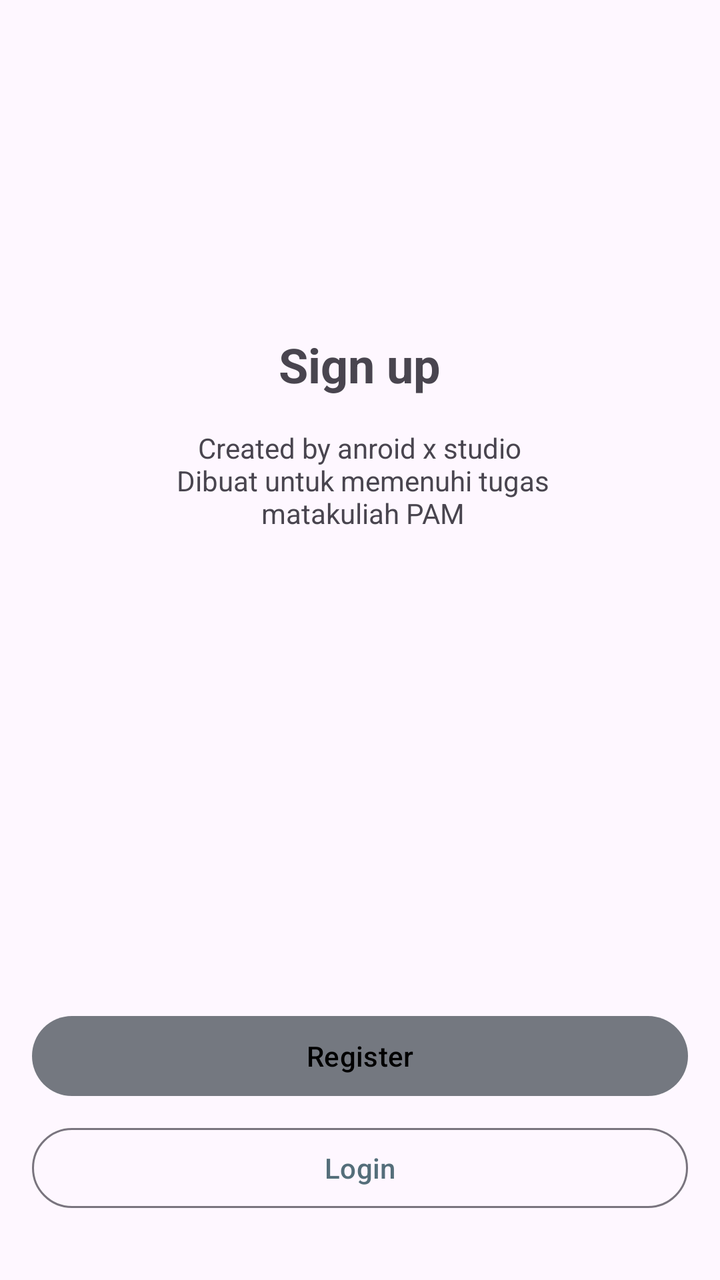
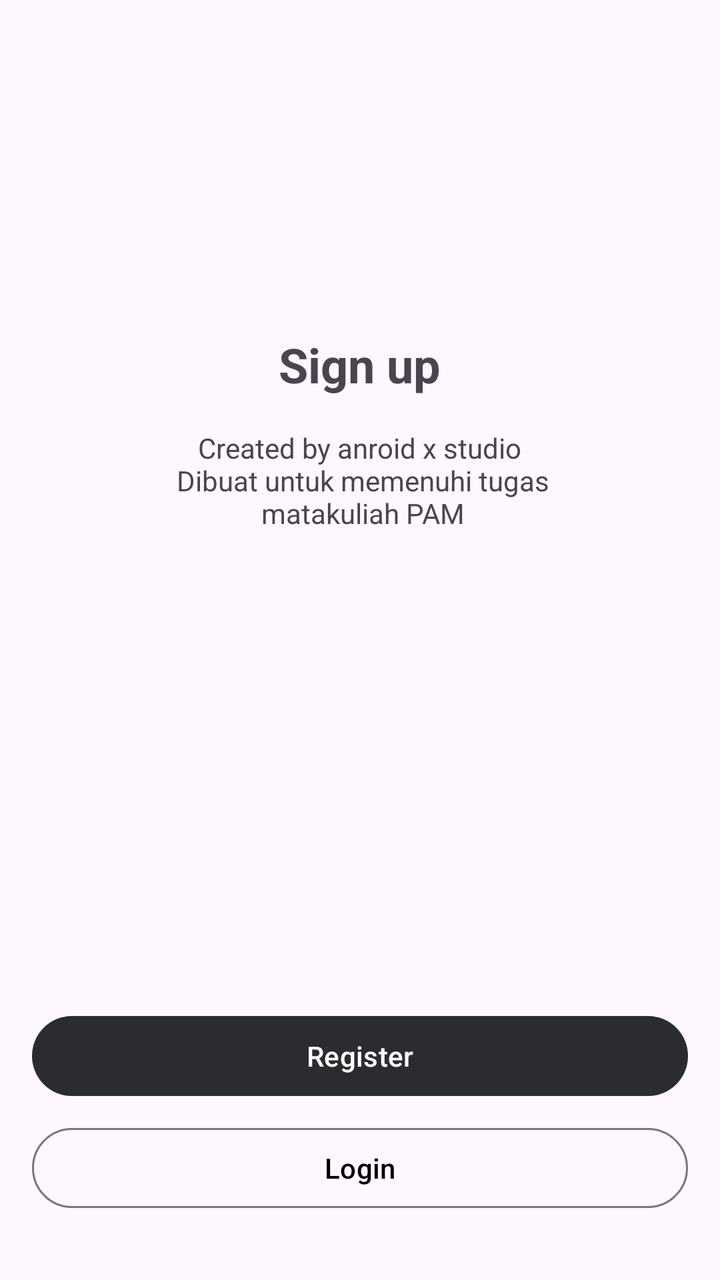

The first picture is an Android layout as it rendered before a commit; the second is the same layout after the commit. The layout source and the unified diff follow.
<!-- AndroidManifest.xml: application theme Theme.MesenMakanan -->
<!-- res/layout/activity_welcome.xml -->
<?xml version="1.0" encoding="utf-8"?>
<RelativeLayout xmlns:android="http://schemas.android.com/apk/res/android"
    xmlns:tools="http://schemas.android.com/tools"
    android:layout_width="match_parent"
    android:layout_height="match_parent"
    android:padding="16dp"
    tools:context=".WelcomeActivity">

    <TextView
        android:id="@+id/text_sign_up"
        android:layout_width="wrap_content"
        android:layout_height="wrap_content"
        android:text="Sign up"
        android:textSize="24sp"
        android:textStyle="bold"
        android:layout_centerHorizontal="true"
        android:layout_marginTop="150dp"/>

    <TextView
        android:id="@+id/text_description"
        android:layout_width="wrap_content"
        android:layout_height="wrap_content"
        android:text="Created by anroid x studio\n Dibuat untuk memenuhi tugas\n matakuliah PAM"
        android:textAlignment="center"
        android:layout_below="@id/text_sign_up"
        android:layout_centerHorizontal="true"
        android:layout_marginTop="16dp"/>

    <LinearLayout
        android:layout_width="match_parent"
        android:layout_height="wrap_content"
        android:orientation="vertical"
        android:layout_alignParentBottom="true"
        android:layout_marginBottom="16dp">

        <Button
            android:id="@+id/button_register"
            android:layout_width="match_parent"
            android:layout_height="wrap_content"
            android:text="Register"
            android:textColor="#000000"
            tools:ignore="VisualLintButtonSize" />

        <Button
            android:id="@+id/button_login"
            style="?attr/materialButtonOutlinedStyle"
            android:layout_width="match_parent"
            android:layout_height="wrap_content"
            android:layout_marginTop="8dp"
            android:text="Login"
            android:textColor="#546E7A"
            tools:ignore="VisualLintButtonSize" />
    </LinearLayout>

</RelativeLayout>
<!-- resources referenced by this layout -->
<resources>
  <style name="Theme.MesenMakanan" parent="Base.Theme.MesenMakanan" />
  <style name="Base.Theme.MesenMakanan" parent="Theme.Material3.DayNight.NoActionBar">
          
          <item name="colorPrimary">@color/storm_gray</item>
      </style>
  <color name="storm_gray">#747880</color>
</resources>

<!-- the commit's change to res/layout/activity_welcome.xml (unified diff, before → after) -->
@@ -38,7 +38,7 @@
             android:layout_width="match_parent"
             android:layout_height="wrap_content"
             android:text="Register"
-            android:textColor="#000000"
+            android:textColor="@color/white"
             tools:ignore="VisualLintButtonSize" />
 
         <Button
@@ -48,7 +48,7 @@
             android:layout_height="wrap_content"
             android:layout_marginTop="8dp"
             android:text="Login"
-            android:textColor="#546E7A"
+            android:textColor="@color/black"
             tools:ignore="VisualLintButtonSize" />
     </LinearLayout>
 
<!-- resource entries referenced after the edit -->
@@ -1,10 +1,12 @@
 <!-- resources referenced by this layout -->
 <resources>
+  <color name="black">#FF000000</color>
+  <color name="white">#FFFFFFFF</color>
   <style name="Theme.MesenMakanan" parent="Base.Theme.MesenMakanan" />
   <style name="Base.Theme.MesenMakanan" parent="Theme.Material3.DayNight.NoActionBar">
           
           <item name="colorPrimary">@color/storm_gray</item>
       </style>
-  <color name="storm_gray">#747880</color>
+  <color name="storm_gray">#2B2C2F</color>
 </resources>
 
